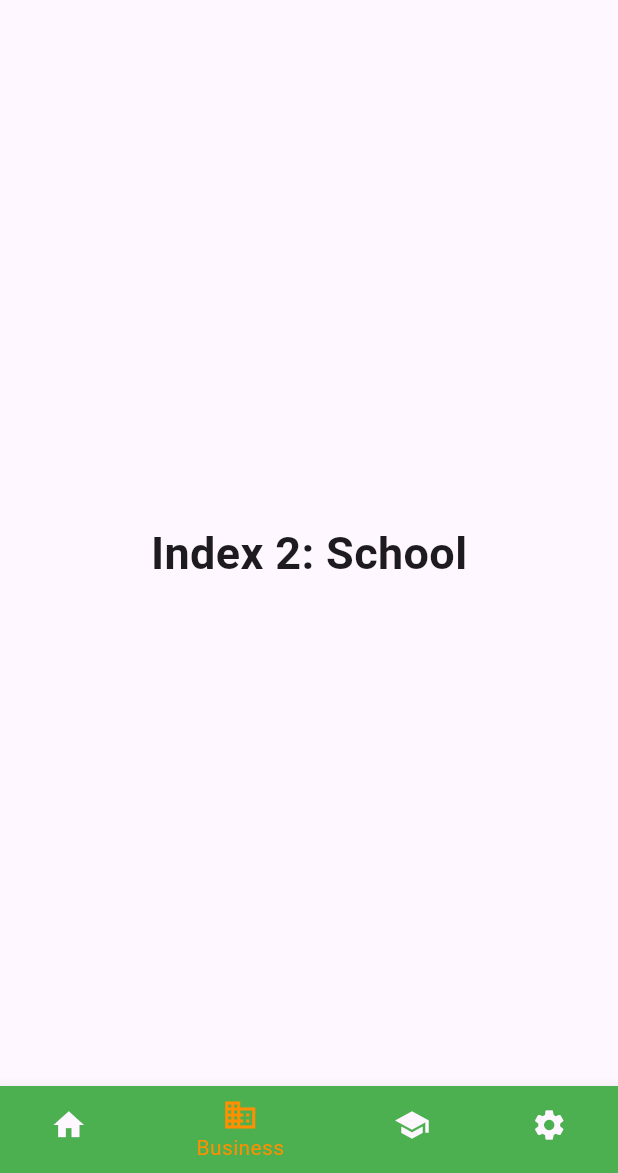
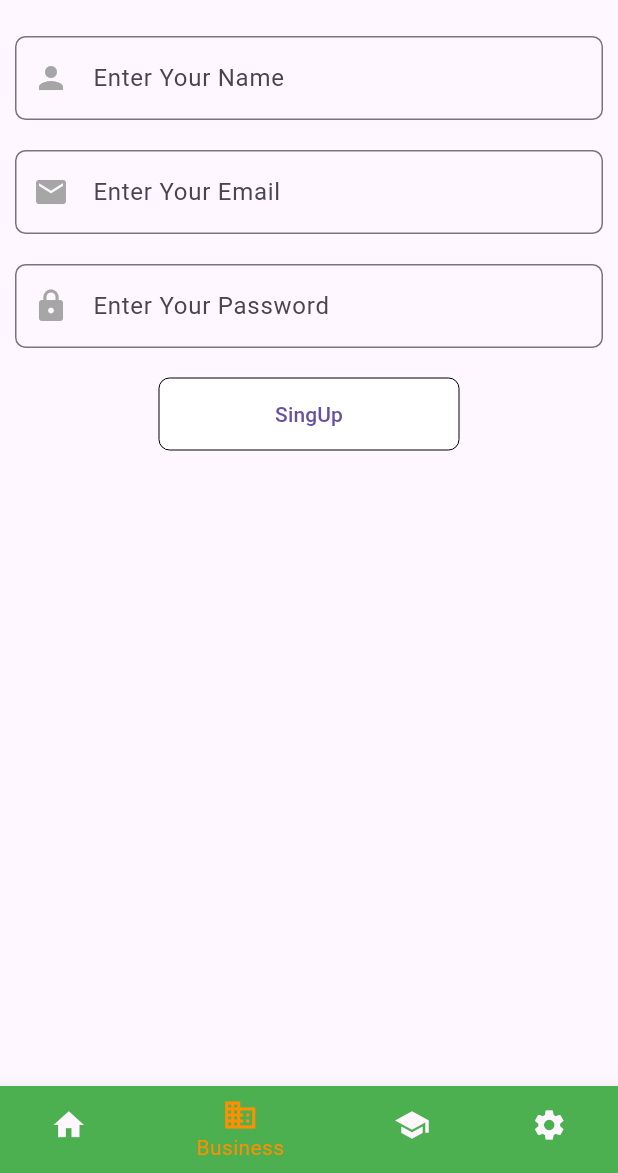
Before and after one commit to razakrazu/spent_Time_User, a Flutter app: the screen it shows after launch, item 2 of the bottom bar chosen, on a phone screen of 412 x 824 dp, the part 63-1236 px from its top. Run offline on Flutter 3.47's test engine with Material 3 defaults, Android fonts, the phone set to English and light mode, and no system bars; our stand-ins replace cached_network_image, cloud_firestore, firebase_auth, firebase_core, firebase_storage, fluttertoast and 2 more; missing offline and left inert: razorpay_flutter; accounts and stored records are empty.

Commit message:
singup ui desin

```diff
--- a/lib/controller/calect_datas.dart
+++ b/lib/controller/calect_datas.dart
@@ -3,7 +3,7 @@ import 'package:flutter/material.dart';
 import 'package:get/get_state_manager/src/simple/get_controllers.dart';
 import 'package:shared_preferences/shared_preferences.dart';
 
-class CalectDatas extends GetxController{
+class OwnerDatas extends GetxController{
 
 final db = FirebaseFirestore.instance;
 
--- /dev/null
+++ b/lib/controller/singup_controller.dart
@@ -0,0 +1,47 @@
+import 'package:cloud_firestore/cloud_firestore.dart';
+import 'package:firebase_auth/firebase_auth.dart';
+import 'package:firebase_storage/firebase_storage.dart';
+import 'package:flutter/material.dart';
+import 'package:get/get.dart';
+import 'package:speat_time_user/model/singup_model.dart';
+
+class SingupData extends GetxController{
+
+ TextEditingController username = TextEditingController();
+ TextEditingController email = TextEditingController();
+ TextEditingController password = TextEditingController();
+
+// var userlist =RxList<SingupData>();
+// final dataBase = FirebaseAuth.instance;
+// final userStorage = FirebaseStorage.instance;
+//   final dB = FirebaseFirestore.instance;
+
+
+  final dataBase = FirebaseFirestore.instance;
+
+  Future<bool> addUser(SinguModel userModel) async {
+    try {
+      await dataBase.collection('userDatas').add(userModel.userdatas());
+      return true;
+    } catch (e) {
+      return false;
+    }
+  }
+
+//  Future<bool>addUser(SinguModel usermodel) async {
+//   Map<String,dynamic>?userDataModel =  {
+//     'username':username,
+//     'email':email,
+//     'password':password,
+//   };
+//   try{
+//     await FirebaseFirestore.instance
+//     .collection('userDatas')
+//     .doc()
+//     .set(userDataModel);
+//     return true;
+//   }catch(e){
+//     return false;
+//   }
+//  }
+}
--- /dev/null
+++ b/lib/model/singup_model.dart
@@ -0,0 +1,25 @@
+
+
+class SinguModel{
+
+
+ final String name;
+ final String mail;
+ final String  Password;
+
+ SinguModel( {
+  required this.name,
+  required this.mail,
+  required this.Password,
+ });
+Map<String,dynamic> userdatas(){
+  return{
+'name':name,
+'Email':mail,
+'password':Password
+  };
+
+
+}
+
+}
--- a/lib/view/booking_screen/room_details_screen.dart
+++ b/lib/view/booking_screen/room_details_screen.dart
@@ -15,7 +15,7 @@ final Map<String,dynamic>data;
   @override
   Widget build(BuildContext context) {
     Map<String, dynamic>? data = Get.arguments as Map<String, dynamic>?;
-CalectDatas auth = CalectDatas();
+OwnerDatas auth = OwnerDatas();
 // UserDatas userController = UserDatas();
 
     return Scaffold(
--- a/lib/view/bottom_navigation/bottom_navigation.dart
+++ b/lib/view/bottom_navigation/bottom_navigation.dart
@@ -1,6 +1,6 @@
 import 'package:flutter/material.dart';
-import 'package:speat_time_user/view/booking_screen/room_details_screen.dart';
 import 'package:speat_time_user/view/home_screen/home_screen.dart';
+import 'package:speat_time_user/view/singup/singup_screen.dart';
 
 
 class BottomNavigation extends StatelessWidget {
@@ -29,13 +29,14 @@ class _BottomNavigationBarExampleState
       TextStyle(fontSize: 30, fontWeight: FontWeight.bold);
   static  List<Widget> _widgetOptions = <Widget>[
    HomeScreen(),
-// RoomDetailScreen(id: id, data: data)
+ SingUpScreen(),
+
     Text(
-      'Index 2: School',
+      'Index 3: Settings',
       style: optionStyle,
     ),
-    Text(
-      'Index 3: Settings',
+     Text(
+      'Index 4: Settings',
       style: optionStyle,
     ),
   ];
--- a/lib/view/home_screen/home_screen.dart
+++ b/lib/view/home_screen/home_screen.dart
@@ -10,7 +10,7 @@ import 'package:speat_time_user/view/booking_screen/room_details_screen.dart';
 
 class HomeScreen extends StatelessWidget {
    HomeScreen({super.key});
-   final CalectDatas userController = CalectDatas();
+   final OwnerDatas userController = OwnerDatas();
 final data = [
     "Hotel",
     "Apartment",
--- /dev/null
+++ b/lib/view/singup/singup_screen.dart
@@ -0,0 +1,43 @@
+import 'package:flutter/material.dart';
+import 'package:speat_time_user/controller/singup_controller.dart';
+import 'package:speat_time_user/model/singup_model.dart';
+import 'package:speat_time_user/view/widgets/my_text_button.dart';
+import 'package:speat_time_user/view/widgets/my_text_form_field.dart';
+
+class SingUpScreen extends StatelessWidget {
+  const SingUpScreen({super.key});
+
+  @override
+  Widget build(BuildContext context) {
+    return Scaffold( body: SafeArea(
+      child: Column(
+        children: [
+Padding(
+  padding: const EdgeInsets.all(10),
+  child:   MyTextFormField(labal: 'Enter Your Name', icon: Icons.person,),
+),
+Padding(
+  padding: const EdgeInsets.all(10),
+  child:   MyTextFormField(labal: 'Enter Your Email', icon: Icons.mail,),
+),
+Padding(
+  padding: const EdgeInsets.all(10),
+  child:   MyTextFormField(labal: 'Enter Your Password', icon: Icons.lock,),
+),
+
+
+Padding(
+  padding: const EdgeInsets.all(10),
+  child:   MyTextButton(label: 'SingUp', pressed: (){
+       SingupData().addUser(
+                    SinguModel(
+                      name: SingupData().username.text,
+                      mail: SingupData().email.text,
+                     Password: SingupData().password.text,
+                    ),
+                  );
+  },),
+)
+    ],)),);
+  }
+}
--- /dev/null
+++ b/lib/view/widgets/my_text_button.dart
@@ -0,0 +1,27 @@
+import 'package:flutter/material.dart';
+
+class MyTextButton extends StatelessWidget {
+  const MyTextButton({
+    super.key,required this.label,required this.pressed,
+  });
+final label;
+final pressed;
+  @override
+  Widget build(BuildContext context) {
+    return Container(
+
+      width: 200,
+
+      decoration: BoxDecoration(
+
+        border: Border.all(width: 0),
+
+        borderRadius: BorderRadius.circular(7),
+
+        color: Color.fromARGB(255, 255, 255, 255)
+
+      ),
+
+      child: TextButton(onPressed: (){}, child: Text(label)));
+  }
+}
--- /dev/null
+++ b/lib/view/widgets/my_text_form_field.dart
@@ -0,0 +1,58 @@
+import 'package:flutter/material.dart';
+
+class MyTextFormField extends StatelessWidget {
+  const MyTextFormField({
+    super.key,required this.labal,required this.icon,
+  });
+ final String labal;
+ final  IconData icon;
+
+  @override
+  Widget build(BuildContext context) {
+    return TextFormField(
+
+          // validator: validation,
+
+          // controller: onChanged,
+
+          // keyboardType: texttype,
+
+          // maxLength: maxLength,
+
+          decoration: InputDecoration(
+
+            border: OutlineInputBorder(
+
+              borderRadius: BorderRadius.circular(7),
+
+            ),
+
+            label: Text(labal),
+
+            hintStyle: const TextStyle(
+
+              color: Color.fromARGB(255, 87, 87, 87),
+
+            ),
+
+            prefixIcon: Icon(
+
+              icon,
+
+              color: Color.fromARGB(255, 166, 166, 166),
+
+            ),
+
+
+
+          ),
+
+
+
+          style: TextStyle(color: Colors.black),
+
+
+
+        );
+  }
+}
--- a/pubspec.yaml
+++ b/pubspec.yaml
@@ -87,6 +87,7 @@ flutter:
     - lib\assets\new add room.jpg
     - lib\assets\payment screeen.jpg
     - lib\assets\sdkdjsa.jpg
+    - lib\assets\djffjdjda.jpg
 
   #   - images/a_dot_ham.jpeg
 
```
Also changed, not shown: lib/view/booking_details/booking_details_screen.dart (+60 -8 lines), lib/view/booking_screen/booking_popup.dart (+4 -4 lines).
